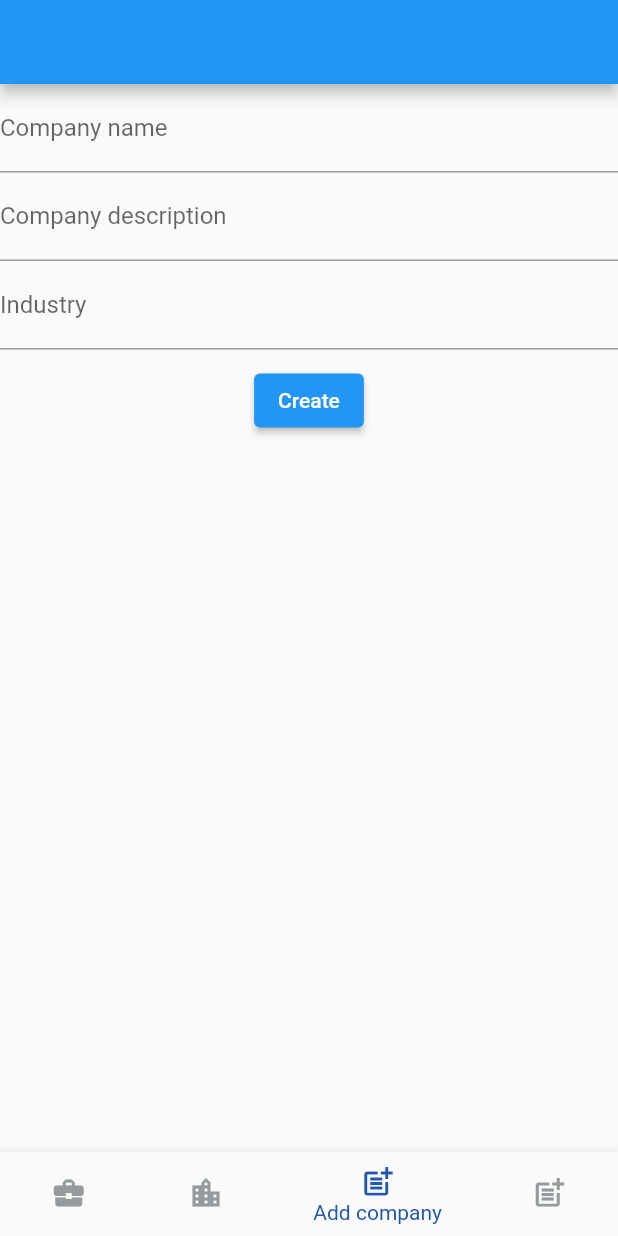
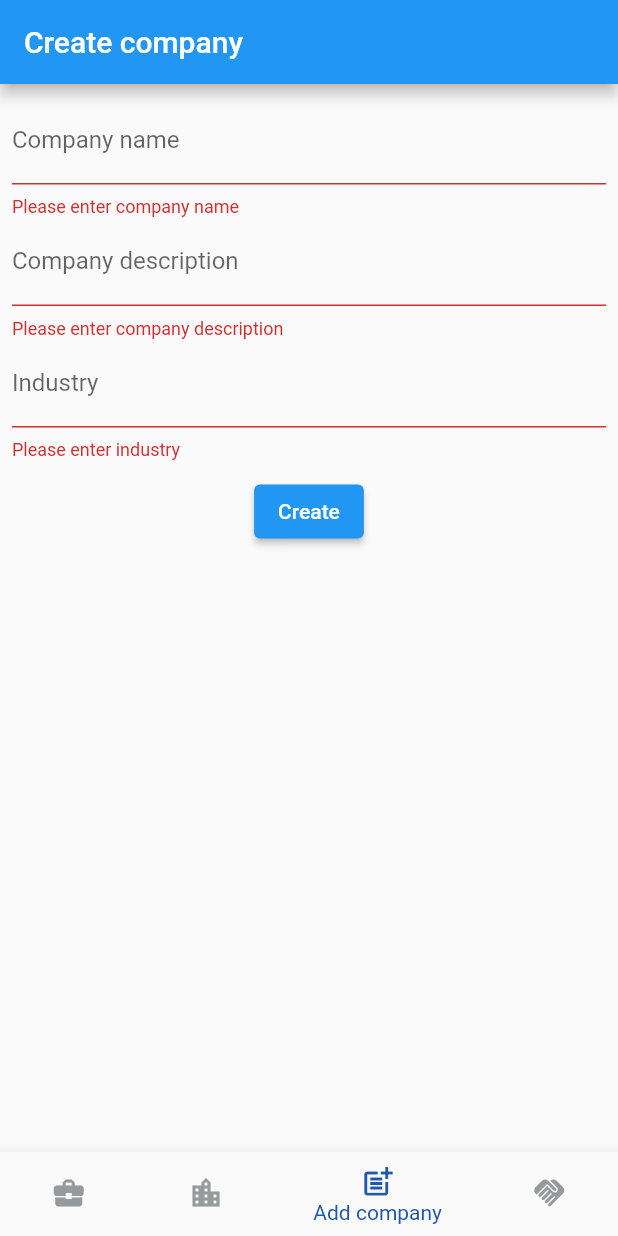
Before and after one commit to NataliyaKoval/job_search, a Flutter app: the screen it shows after launch, item 3 of the bottom bar chosen, after a tap on "Create", on a phone screen of 412 x 824 dp. Run offline on Flutter 3.47's test engine with Material 2 defaults, Android fonts, the phone set to English and light mode, and no system bars; our stand-ins replace dio, flutter_bloc, retrofit; generated files the repository leaves out were written again; network calls fail.

```diff
--- a/lib/presentation/add_company_screen/widget/add_company_screen.dart
+++ b/lib/presentation/add_company_screen/widget/add_company_screen.dart
@@ -3,10 +3,11 @@ import 'package:flutter_bloc/flutter_bloc.dart';
 import 'package:job_search/domain/repository/companies_repository.dart';
 import 'package:job_search/presentation/add_company_screen/bloc/add_company_screen_cubit.dart';
 import 'package:job_search/presentation/add_company_screen/usecase/create_company_usecase.dart';
-//import 'package:provider/provider.dart';
 
 class AddCompanyScreen extends StatefulWidget {
-  const AddCompanyScreen({Key? key}) : super(key: key);
+  const AddCompanyScreen({Key? key, required this.title}) : super(key: key);
+
+  final String title;
 
   @override
   State<AddCompanyScreen> createState() => _AddCompanyScreenState();
@@ -16,6 +17,7 @@ class _AddCompanyScreenState extends State<AddCompanyScreen> {
   final _companyNameController = TextEditingController();
   final _companyDescriptionController = TextEditingController();
   final _companyIndustryController = TextEditingController();
+  final _formKey = GlobalKey<FormState>();
 
   @override
   void dispose() {
@@ -33,11 +35,15 @@ class _AddCompanyScreenState extends State<AddCompanyScreen> {
           repository: context.read<CompaniesRepository>(),
         ),
       ),
-      child: Builder(
-        builder: (context) {
+      child: Builder(builder: (context) {
         return Scaffold(
-            appBar: AppBar(),
-            body: Form(
+          appBar: AppBar(
+            title: Text(widget.title),
+          ),
+          body: Padding(
+            padding: const EdgeInsets.all(8.0),
+            child: Form(
+              key: _formKey,
               child: Column(
                 children: [
                   TextFormField(
@@ -72,9 +78,12 @@ class _AddCompanyScreenState extends State<AddCompanyScreen> {
                       return null;
                     },
                   ),
-                  const SizedBox(height: 10,),
+                  const SizedBox(
+                    height: 10,
+                  ),
                   ElevatedButton(
                     onPressed: () {
+                      if (_formKey.currentState!.validate()) {
                         context.read<AddCompanyScreenCubit>().createCompany(
                               name: _companyNameController.text,
                               description: _companyDescriptionController.text,
@@ -83,15 +92,16 @@ class _AddCompanyScreenState extends State<AddCompanyScreen> {
                         _companyNameController.text = '';
                         _companyDescriptionController.text = '';
                         _companyIndustryController.text = '';
+                      }
                     },
                     child: const Text('Create'),
                   ),
                 ],
               ),
             ),
+          ),
         );
-        }
-      ),
+      }),
     );
   }
 }
--- a/lib/presentation/home_screen/widget/home_screen.dart
+++ b/lib/presentation/home_screen/widget/home_screen.dart
@@ -16,8 +16,8 @@ class _HomeScreenState extends State<HomeScreen> {
   static final List<Widget> _widgetOptions = <Widget>[
     const JobsScreen(title: 'Jobs',),
     const CompaniesScreen(title: 'Companies',),
-    const AddCompanyScreen(),
-    const AddJobScreen(),
+    const AddCompanyScreen(title: 'Create company',),
+    const AddJobScreen(title: 'Create job',),
   ];
 
   @override
@@ -50,7 +50,7 @@ class _HomeScreenState extends State<HomeScreen> {
           ),
           BottomNavigationBarItem(
             icon: Icon(
-              Icons.post_add,
+              Icons.handshake,
             ),
             label: 'Add job',
           ),
```
Also changed, not shown: lib/presentation/add_job_screen/widget/add_job_screen.dart (+36 -9 lines). Lines whose indentation alone changed are shown as unchanged.
